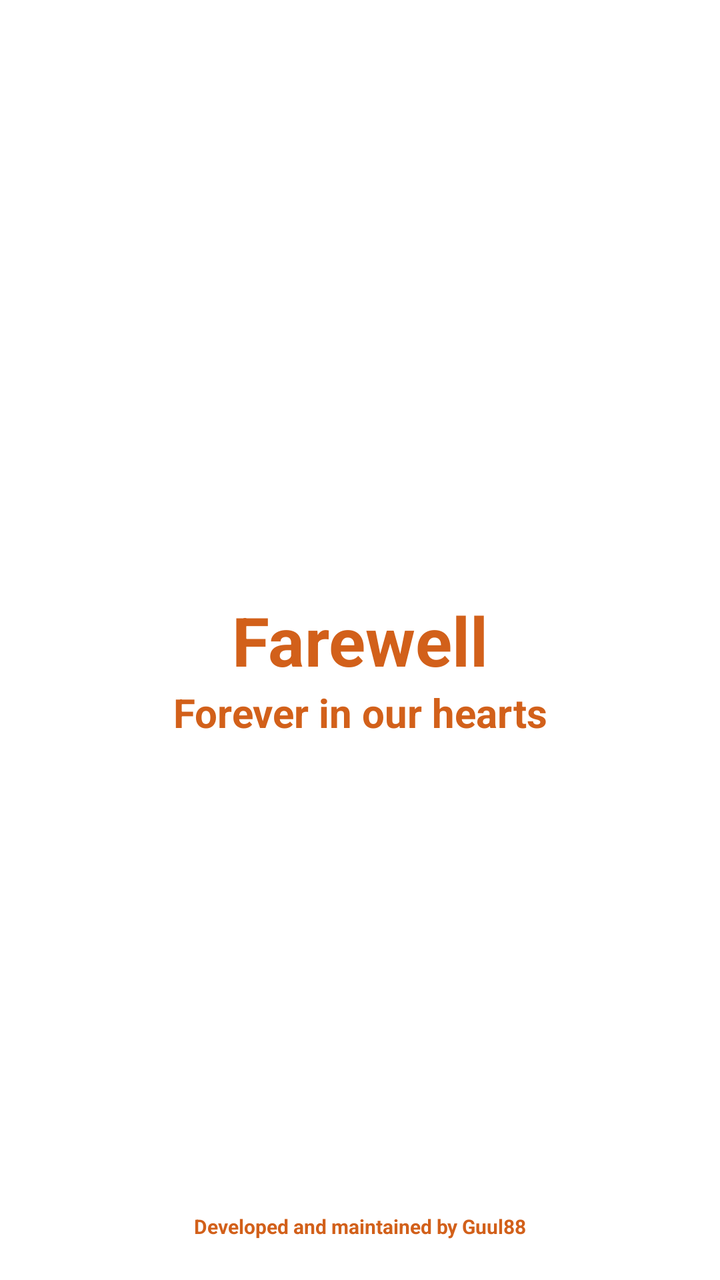
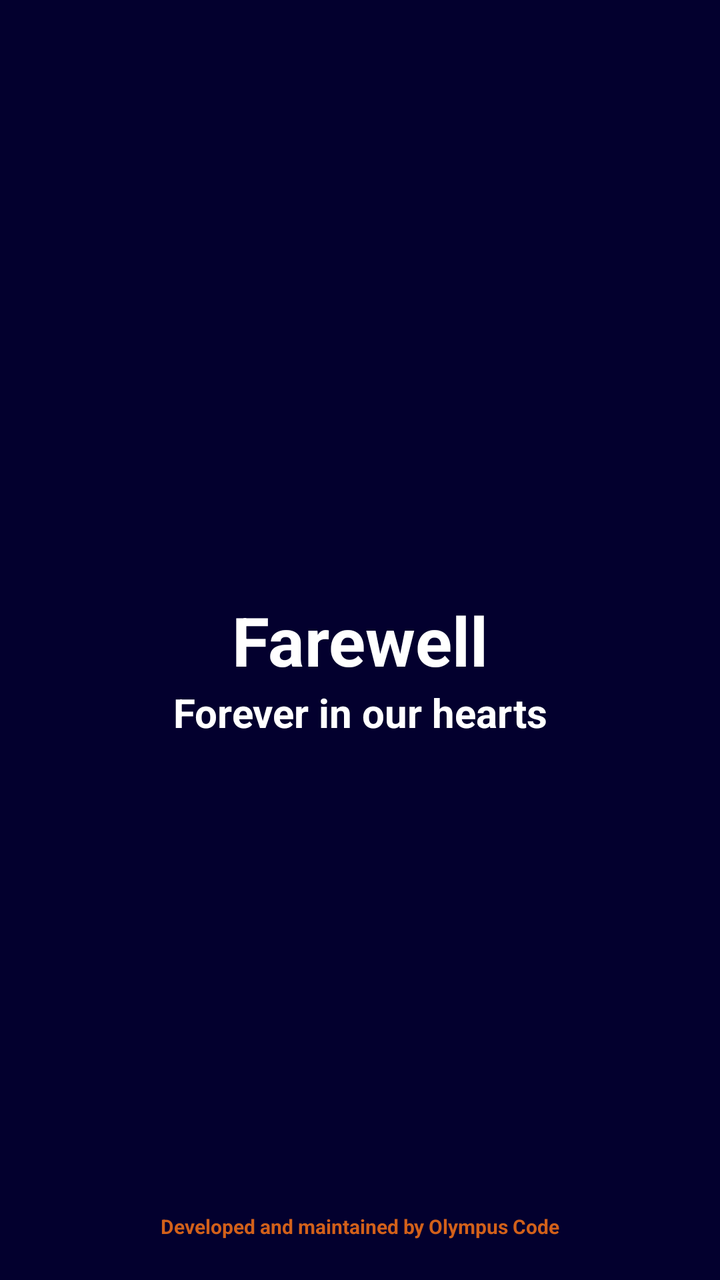

Screens rendered from an Android XML layout before and after an edit, with the pre-edit source and the edit as a unified diff.
<!-- AndroidManifest.xml: application theme Theme.Farewell -->
<!-- res/layout/splash_screen_activity.xml -->
<?xml version="1.0" encoding="utf-8"?>
<androidx.constraintlayout.widget.ConstraintLayout xmlns:android="http://schemas.android.com/apk/res/android"
    xmlns:app="http://schemas.android.com/apk/res-auto"
    xmlns:tools="http://schemas.android.com/tools"
    android:layout_width="match_parent"
    android:layout_height="match_parent"
    android:background="@color/white"
    tools:context=".SplashScreenActivity">

    <TextView
        android:id="@+id/appName"
        android:layout_width="wrap_content"
        android:layout_height="wrap_content"
        android:text="@string/app_name"
        android:textSize="34sp"
        android:textColor="#d2601a"
        android:textStyle="bold"
        app:layout_constraintBottom_toBottomOf="parent"
        app:layout_constraintLeft_toLeftOf="parent"
        app:layout_constraintRight_toRightOf="parent"
        app:layout_constraintTop_toTopOf="parent" />

    <TextView
        android:layout_width="wrap_content"
        android:layout_height="wrap_content"
        android:text="Forever in our hearts"
        android:textSize="20sp"
        android:textColor="#d2601a"
        android:textStyle="bold"
        app:layout_constraintTop_toBottomOf="@id/appName"
        app:layout_constraintLeft_toLeftOf="parent"
        app:layout_constraintRight_toRightOf="parent"
        />

    <TextView
        android:layout_width="wrap_content"
        android:layout_height="wrap_content"
        android:text="@string/developedby"
        android:textSize="10sp"
        android:textColor="#d2601a"
        android:textStyle="bold"
        android:layout_marginBottom="20dp"
        app:layout_constraintBottom_toBottomOf="parent"
        app:layout_constraintLeft_toLeftOf="parent"
        app:layout_constraintRight_toRightOf="parent"
        />

</androidx.constraintlayout.widget.ConstraintLayout>
<!-- resources referenced by this layout -->
<resources>
  <color name="white">#FFFFFFFF</color>
  <string name="app_name">Farewell</string>
  <string name="developedby">Developed and maintained by Guul88</string>
  <style name="Theme.Farewell" parent="Theme.AppCompat.Light.DarkActionBar" />
</resources>

<!-- the commit's change to res/layout/splash_screen_activity.xml (unified diff, before → after) -->
@@ -4,7 +4,7 @@
     xmlns:tools="http://schemas.android.com/tools"
     android:layout_width="match_parent"
     android:layout_height="match_parent"
-    android:background="@color/white"
+    android:background="#03002e"
     tools:context=".SplashScreenActivity">
 
     <TextView
@@ -13,7 +13,7 @@
         android:layout_height="wrap_content"
         android:text="@string/app_name"
         android:textSize="34sp"
-        android:textColor="#d2601a"
+        android:textColor="#FFFFFF"
         android:textStyle="bold"
         app:layout_constraintBottom_toBottomOf="parent"
         app:layout_constraintLeft_toLeftOf="parent"
@@ -25,7 +25,7 @@
         android:layout_height="wrap_content"
         android:text="Forever in our hearts"
         android:textSize="20sp"
-        android:textColor="#d2601a"
+        android:textColor="#FFFFFF"
         android:textStyle="bold"
         app:layout_constraintTop_toBottomOf="@id/appName"
         app:layout_constraintLeft_toLeftOf="parent"
<!-- resource entries referenced after the edit -->
@@ -1,8 +1,7 @@
 <!-- resources referenced by this layout -->
 <resources>
-  <color name="white">#FFFFFFFF</color>
   <string name="app_name">Farewell</string>
-  <string name="developedby">Developed and maintained by Guul88</string>
+  <string name="developedby">Developed and maintained by Olympus Code</string>
   <style name="Theme.Farewell" parent="Theme.AppCompat.Light.DarkActionBar" />
 </resources>
 
